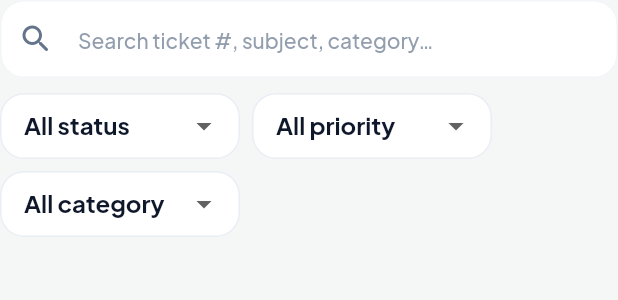
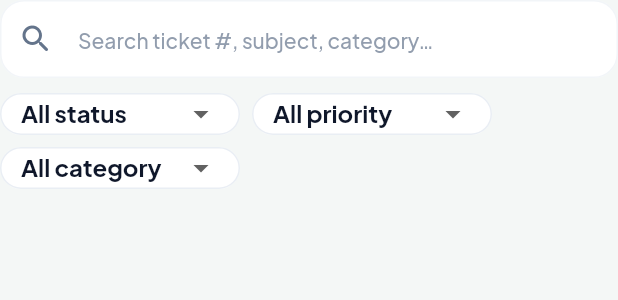
Before and after one commit to sunnychoudhary78/Solar_360_app, a Flutter app: the SupportTicketFilterBar widget shown alone on an empty page, opened directly with empty values, on a phone screen of 412 x 824 dp. Shown: the top 300 px of the screen. Run offline on Flutter 3.47's test engine with Material 3 defaults, Android fonts, the phone set to English and light mode, and no system bars; our stand-ins replace cached_network_image, connectivity_plus, dio, file_picker, fl_chart, flutter_animate and 10 more; missing offline and left inert: image_picker_android, image_picker_platform_interface; accounts and stored records are empty; network calls fail.

Commit message:
feat: refactor dropdowns in support ticket forms for improved stability and usability

```diff
--- a/lib/features/support/presentation/widgets/support_ticket_filters.dart
+++ b/lib/features/support/presentation/widgets/support_ticket_filters.dart
@@ -173,9 +173,15 @@ class SupportTicketFilterBar extends StatelessWidget {
               value: statusFilter,
               hint: 'All status',
               items: [
-                const DropdownMenuItem(value: '', child: Text('All status')),
+                const DropdownMenuItem<String>(
+                  value: '',
+                  child: Text('All status'),
+                ),
                 for (final item in SupportTicketConstants.statuses)
-                  DropdownMenuItem(value: item.value, child: Text(item.label)),
+                  DropdownMenuItem<String>(
+                    value: item.value,
+                    child: Text(item.label),
+                  ),
               ],
               onChanged: onStatusChanged,
             ),
@@ -183,9 +189,15 @@ class SupportTicketFilterBar extends StatelessWidget {
               value: priorityFilter,
               hint: 'All priority',
               items: [
-                const DropdownMenuItem(value: '', child: Text('All priority')),
+                const DropdownMenuItem<String>(
+                  value: '',
+                  child: Text('All priority'),
+                ),
                 for (final item in SupportTicketConstants.priorities)
-                  DropdownMenuItem(value: item.value, child: Text(item.label)),
+                  DropdownMenuItem<String>(
+                    value: item.value,
+                    child: Text(item.label),
+                  ),
               ],
               onChanged: onPriorityChanged,
             ),
@@ -193,9 +205,15 @@ class SupportTicketFilterBar extends StatelessWidget {
               value: categoryFilter,
               hint: 'All category',
               items: [
-                const DropdownMenuItem(value: '', child: Text('All category')),
+                const DropdownMenuItem<String>(
+                  value: '',
+                  child: Text('All category'),
+                ),
                 for (final item in SupportTicketConstants.categories)
-                  DropdownMenuItem(value: item, child: Text(item)),
+                  DropdownMenuItem<String>(
+                    value: item,
+                    child: Text(item),
+                  ),
               ],
               onChanged: onCategoryChanged,
             ),
@@ -227,23 +245,35 @@ class _FilterDropdown extends StatelessWidget {
 
   @override
   Widget build(BuildContext context) {
+    final scheme = Theme.of(context).colorScheme;
+    final effectiveValue = items.where((item) => item.value == value).length == 1
+        ? value
+        : null;
+
     return SizedBox(
       width: 160,
-      child: DropdownButtonFormField<String>(
-        key: ValueKey(value),
-        initialValue: items.any((item) => item.value == value) ? value : '',
-        isExpanded: true,
+      child: InputDecorator(
         decoration: InputDecoration(
           isDense: true,
           contentPadding: const EdgeInsets.symmetric(
-            horizontal: 12,
-            vertical: 10,
+            horizontal: 10,
+            vertical: 2,
           ),
-          hintText: hint,
         ),
-        hint: Text(hint, overflow: TextOverflow.ellipsis),
-        items: items,
-        onChanged: (next) => onChanged(next ?? ''),
+        child: DropdownButtonHideUnderline(
+          child: DropdownButton<String>(
+            value: effectiveValue,
+            hint: Text(
+              hint,
+              overflow: TextOverflow.ellipsis,
+              style: TextStyle(color: scheme.onSurfaceVariant),
+            ),
+            isExpanded: true,
+            isDense: true,
+            items: items,
+            onChanged: (next) => onChanged(next ?? ''),
+          ),
+        ),
       ),
     );
   }
```
Also changed, not shown: lib/features/customer_portal/presentation/screens/customer_support_form_screen.dart (+80 -27 lines), lib/features/support/presentation/screens/support_ticket_detail_screen.dart (+8 -3 lines).
